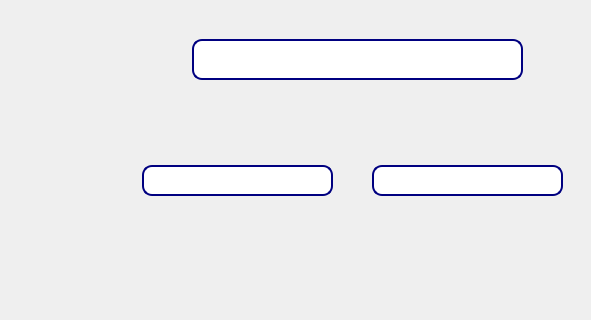
Sergiuas/ATMail, file 3_Solution/Qt/registerwindow.ui: the form before one commit; both pictures show x 348 to 939 and y 325 to 645 of the 939 by 645 pixel window.
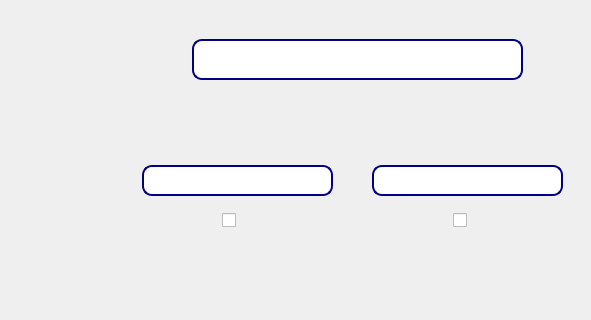
The form after the commit. Icons and pictures are not drawn.

What changed in the file:
```diff
--- a/3_Solution/Qt/registerwindow.ui
+++ b/3_Solution/Qt/registerwindow.ui
@@ -40,7 +40,7 @@
   <widget class="QPushButton" name="ContinuaBtn">
    <property name="geometry">
     <rect>
-     <x>740</x>
+     <x>731</x>
      <y>590</y>
      <width>171</width>
      <height>51</height>
@@ -66,7 +66,7 @@
   <widget class="QPushButton" name="InapoiBtn">
    <property name="geometry">
     <rect>
-     <x>480</x>
+     <x>497</x>
      <y>590</y>
      <width>171</width>
      <height>51</height>
@@ -430,6 +430,68 @@
     <string>Introduceti parola</string>
    </property>
   </widget>
+  <widget class="QCheckBox" name="checkBox">
+   <property name="geometry">
+    <rect>
+     <x>570</x>
+     <y>530</y>
+     <width>31</width>
+     <height>31</height>
+    </rect>
+   </property>
+   <property name="maximumSize">
+    <size>
+     <width>31</width>
+     <height>31</height>
+    </size>
+   </property>
+   <property name="cursor">
+    <cursorShape>PointingHandCursor</cursorShape>
+   </property>
+   <property name="styleSheet">
+    <string notr="true">QCheckBox::indicator:unchecked {
+    image: url(:show.png);
+}
+
+QCheckBox::indicator:checked {
+    image: url(:hide.png);
+}</string>
+   </property>
+   <property name="text">
+    <string/>
+   </property>
+   <property name="checkable">
+    <bool>true</bool>
+   </property>
+   <property name="tristate">
+    <bool>false</bool>
+   </property>
+  </widget>
+  <widget class="QCheckBox" name="checkBoxConfirm">
+   <property name="geometry">
+    <rect>
+     <x>801</x>
+     <y>530</y>
+     <width>31</width>
+     <height>31</height>
+    </rect>
+   </property>
+   <property name="cursor">
+    <cursorShape>PointingHandCursor</cursorShape>
+   </property>
+   <property name="styleSheet">
+    <string notr="true">QCheckBox::indicator:unchecked {
+    image: url(:show.png);
+}
+
+QCheckBox::indicator:checked {
+    image: url(:hide.png);
+}</string>
+   </property>
+   <property name="text">
+    <string/>
+   </property>
+  </widget>
   <zorder>ContinuaBtn</zorder>
   <zorder>InapoiBtn</zorder>
   <zorder>NumeLabel</zorder>
```
Left out of the diff: 8 changed lines with no effect on the pictures.
